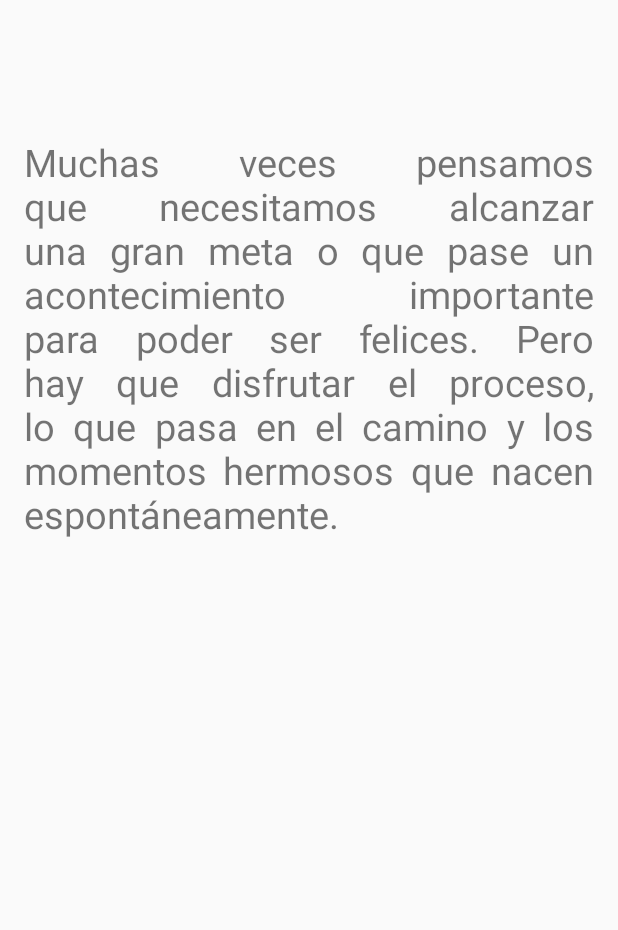
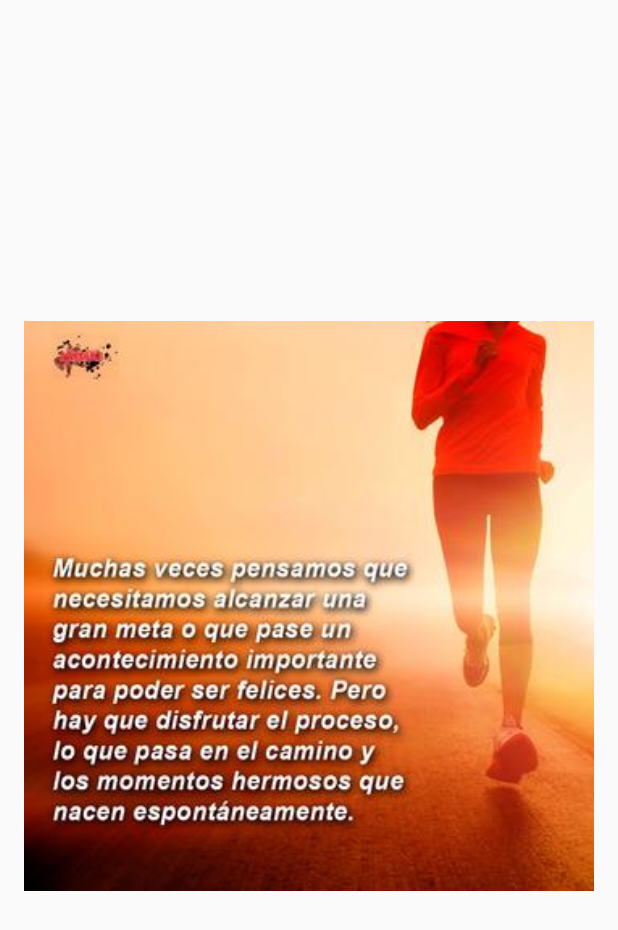
Before and after one commit to jenniferdr/Prueba1, an Android app: the layout fragment_home.xml on its own in the app's theme, with its tools: preview values and no code run, on a phone screen of 412 x 824 dp. Shown: the top 930 px of the screen. Run offline under Robolectric (Android 15) with nearby library versions, the phone set to English and light mode, and no system bars.

Commit message:
Tab Consejo: cambiar texto por imagen.

```diff
--- a/app/src/main/java/cl/jenni/prueba1/AdvicesFragment.java
+++ b/app/src/main/java/cl/jenni/prueba1/AdvicesFragment.java
@@ -6,7 +6,6 @@ import android.support.v4.app.Fragment;
 import android.view.LayoutInflater;
 import android.view.View;
 import android.view.ViewGroup;
-import android.widget.TextView;
 
 
 public class AdvicesFragment extends Fragment {
@@ -30,10 +29,10 @@ public class AdvicesFragment extends Fragment {
     public void onViewCreated(View view, @Nullable Bundle savedInstanceState) {
         super.onViewCreated(view, savedInstanceState);
 
-        TextView greeting = (TextView) view.findViewById(R.id.greetings_text);
+        /*TextView greeting = (TextView) view.findViewById(R.id.greetings_text);
         String userName = getActivity().getIntent().getStringExtra("USERNAME");
 
-        greeting.setText("Hola " + userName +",");
+        greeting.setText("Hola " + userName +",");*/
 
 
     }
--- a/app/src/main/res/layout/activity_home.xml
+++ b/app/src/main/res/layout/activity_home.xml
@@ -28,7 +28,10 @@
         <android.support.design.widget.TabLayout
             android:id="@+id/tabs"
             android:layout_width="match_parent"
-            android:layout_height="wrap_content" />
+            android:layout_height="wrap_content"
+            app:tabTextColor="@color/colorSecondaryText"
+            app:tabSelectedTextColor="@android:color/black"/>
+
 
     </android.support.design.widget.AppBarLayout>
 
--- a/app/src/main/res/layout/fragment_home.xml
+++ b/app/src/main/res/layout/fragment_home.xml
@@ -5,25 +5,16 @@
     android:paddingBottom="@dimen/activity_vertical_margin"
     android:paddingLeft="@dimen/activity_horizontal_margin"
     android:paddingRight="@dimen/activity_horizontal_margin"
-    android:paddingTop="@dimen/activity_vertical_margin"
     android:orientation="vertical"
     tools:context="cl.jenni.prueba1.AdvicesFragment">
 
-    <TextView
-        android:id="@+id/greetings_text"
-        android:layout_width="wrap_content"
-        android:layout_height="wrap_content"
-        android:layout_marginBottom="40dp"
-        android:textSize="25sp"
-        />
 
-    <TextView
-        android:id="@+id/advice_text"
+    <ImageView
+        android:id="@+id/advice_img"
         android:layout_width="match_parent"
-        android:layout_height="wrap_content"
-        android:text="@string/advice_of_the_day"
-        android:textSize="25sp"
-        android:justificationMode="inter_word"/>
+        android:layout_height="match_parent"
+        android:layout_marginTop="0dp"
+        android:src="@mipmap/consejo" />
 
 
 </LinearLayout>
--- a/app/src/main/res/values/colors.xml
+++ b/app/src/main/res/values/colors.xml
@@ -4,5 +4,7 @@
     <color name="colorPrimaryDark">#FFA000</color>
     <color name="colorAccent">#FF4081</color>
     <color name="colorPrimaryText">#212121</color>
+    <color name="colorSecondaryText">#757575</color>
+
 
 </resources>
```
Also changed, not shown: app/src/main/res/values/styles.xml (+9 -0 lines), app/src/main/res/mipmap-hdpi/consejo.jpeg (added), app/src/main/res/mipmap-mdpi/consejo.jpeg (added), app/src/main/res/mipmap-xhdpi/consejo.jpeg (added), app/src/main/res/mipmap-xxhdpi/consejo.jpeg (added), app/src/main/res/mipmap-xxxhdpi/consejo.jpeg (added).
